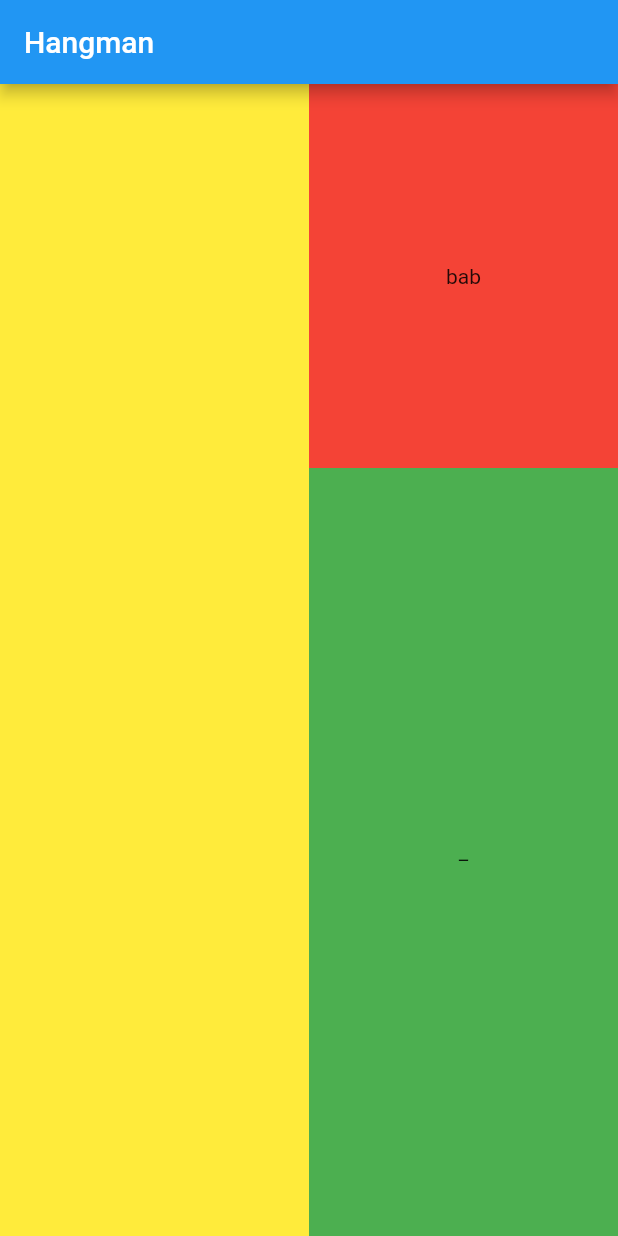
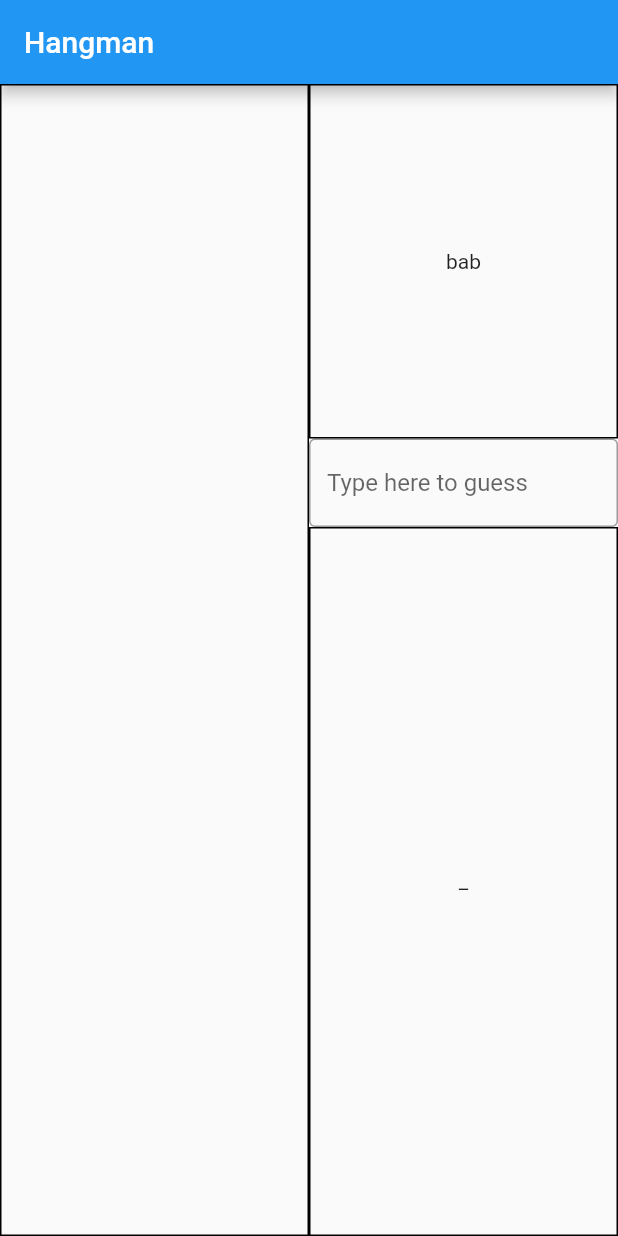
Before and after one commit to BennyDagur/hangman, a Flutter app: the screen it shows after launch, on a phone screen of 412 x 824 dp. Run offline on Flutter 3.47's test engine with Material 2 defaults, Android fonts, the phone set to English and light mode, and no system bars.

Commit message:
Cleaner look and keyboard Input added

```diff
--- a/lib/game_screen.dart
+++ b/lib/game_screen.dart
@@ -1,4 +1,4 @@
-//TODO Implement the ability to input a character
+
 
 import 'package:flutter/material.dart';
 import 'list_of_words.dart';
@@ -24,8 +24,10 @@ ListOfWords listOfWords = ListOfWords();
           //TODO Place for the hangman art - which will update as the game progresses (with each failure)
           Expanded(
                   child: Container(
+                    decoration: BoxDecoration(
+                      border: Border.all(),
+                    ),
                     alignment: Alignment.center,
-                    color: Colors.yellow,
                   ),
                 ),
           Expanded(child: Column(
@@ -35,18 +37,29 @@ ListOfWords listOfWords = ListOfWords();
               Expanded(
                 flex: 3,
                 child: Container(
+                  decoration: BoxDecoration(
+                    border: Border.all(),
+                  ),
                   alignment: Alignment.center,
                   child: Text(listOfWords.getWords()),
-                  color: Colors.red,
+                ),
+              ),
+              //TODO Implement the ability to input a character
+              TextField(
+                decoration: InputDecoration(
+                  hintText: 'Type here to guess',
+                  border: OutlineInputBorder(),
                 ),
               ),
               //TODO Place to keep track of incorrectly guessed letters.
               Expanded(
                 flex: 6,
                 child: Container(
+                  decoration: BoxDecoration(
+                    border: Border.all(),
+                  ),
                   alignment: Alignment.center,
                   child: Text('_'),
-                  color: Colors.green,
                 ),
               ),
             ],
--- a/lib/list_of_words.dart
+++ b/lib/list_of_words.dart
@@ -17,4 +17,6 @@ class ListOfWords{
     return theWords[random];
   }
 
+
+
 }
```
